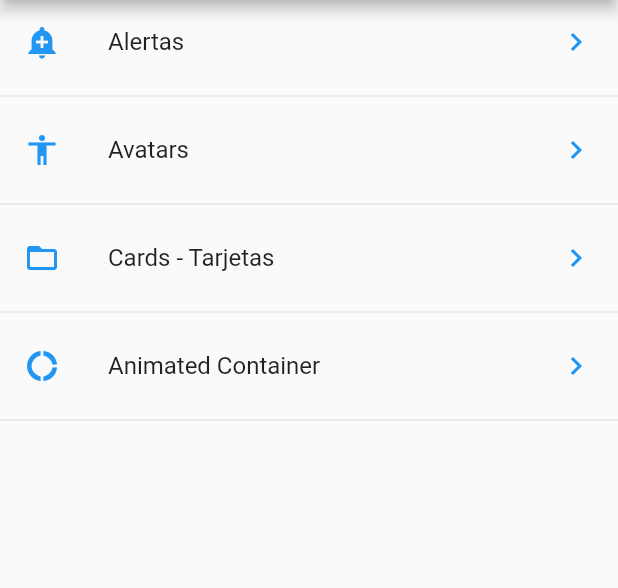
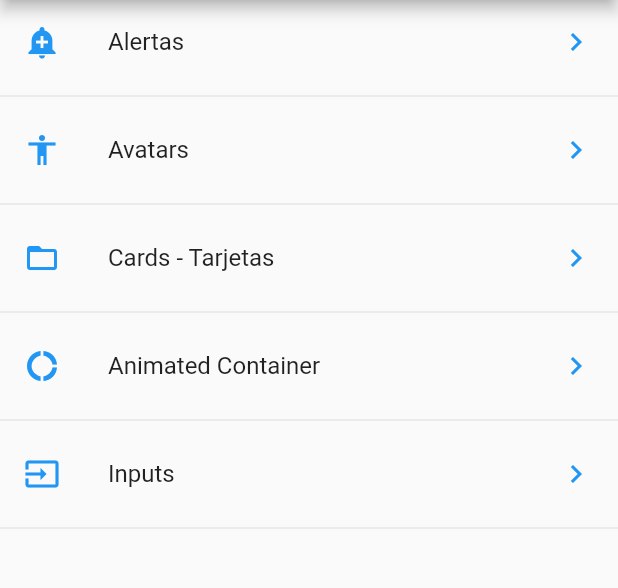
Before and after one commit to nicolasbeltrami/Flutter-Components, a Flutter app: the screen it shows after launch, on a phone screen of 412 x 824 dp, the part 84-672 px from its top. Run offline on Flutter 3.47's test engine with Material 2 defaults, Android fonts, the phone set to English and light mode, and no system bars.

Commit message:
more minor changes

```diff
--- a/data/menu_opts.json
+++ b/data/menu_opts.json
@@ -20,6 +20,11 @@
             "ruta":"animatedContainer",
             "icon":"donut_large",
             "texto":"Animated Container"
+        },
+        {
+            "ruta": "inputs",
+            "icon":"input",
+            "texto":"Inputs"
         }
     ]
 }
--- a/lib/src/routes/routes.dart
+++ b/lib/src/routes/routes.dart
@@ -3,6 +3,7 @@ import 'package:componentes/src/pages/animated_container.dart';
 import 'package:componentes/src/pages/avatar_page.dart';
 import 'package:componentes/src/pages/card_page.dart';
 import 'package:componentes/src/pages/home_page.dart';
+import 'package:componentes/src/pages/input_page.dart';
 import 'package:flutter/material.dart';
 
 Map<String, WidgetBuilder> getApplicationRoutes() {
@@ -11,6 +12,7 @@ Map<String, WidgetBuilder> getApplicationRoutes() {
     'alert': (BuildContext context) => AlertPage(),
     'avatar': (BuildContext context) => AvatarPage(),
     'card':(BuildContext context) => CardPage(),
-    'animatedContainer':(BuildContext context) => AnimatedContainerPage()
+    'animatedContainer':(BuildContext context) => AnimatedContainerPage(),
+    'inputs': (BuildContext context) => InputPage()
   };
 }
--- a/lib/src/utils/icono_string_util.dart
+++ b/lib/src/utils/icono_string_util.dart
@@ -5,7 +5,8 @@ final _icons = <String, IconData>{
   'add_alert' : Icons.add_alert,
   'accessibility': Icons.accessibility,
   'folder_open' : Icons.folder_open,
-  'donut_large' : Icons.donut_large
+  'donut_large' : Icons.donut_large,
+  'input': Icons.input
 };
 
 Icon getIcon (String iconName) {
```
